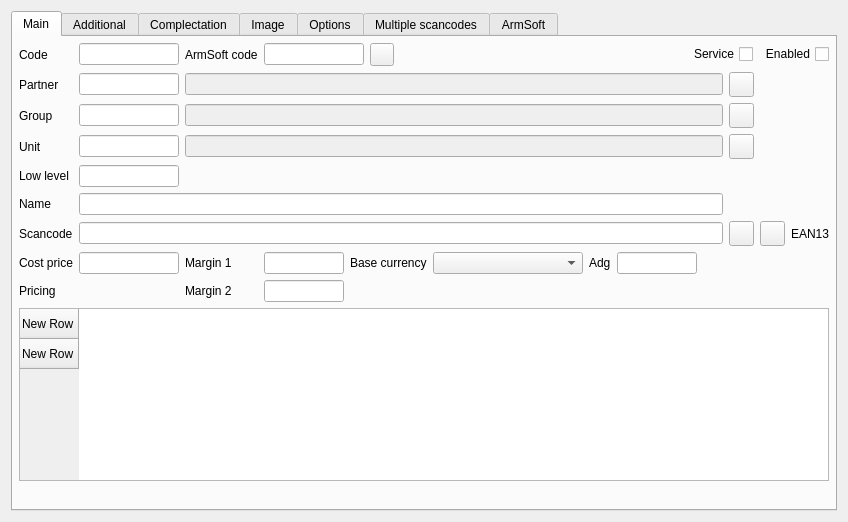
The window that Editors/ce5goods.ui (End1-1/Cafe5) describes before a commit, drawn with Qt 5.
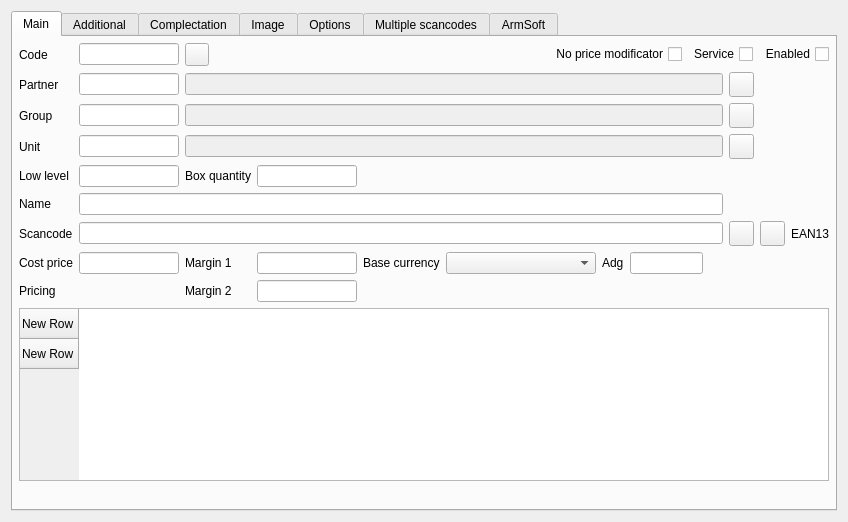
The same window after the commit. The open tabs and pages were chosen to show the change. Icons and pictures are not drawn. Custom widgets are drawn as their Qt base class.

The edit to the form file:
```diff
--- a/Editors/ce5goods.ui
+++ b/Editors/ce5goods.ui
@@ -314,13 +314,6 @@
          </property>
         </widget>
        </item>
-       <item row="0" column="2">
-        <widget class="QLabel" name="label_12">
-         <property name="text">
-          <string>ArmSoft code</string>
-         </property>
-        </widget>
-       </item>
        <item row="6" column="9">
         <widget class="QPushButton" name="btnNewUnit">
          <property name="minimumSize">
@@ -362,45 +355,6 @@
           <property name="bottomMargin">
            <number>0</number>
           </property>
-          <item>
-           <widget class="C5LineEditWithSelector" name="leArmsoftCode">
-            <property name="minimumSize">
-             <size>
-              <width>100</width>
-              <height>0</height>
-             </size>
-            </property>
-            <property name="maximumSize">
-             <size>
-              <width>100</width>
-              <height>16777215</height>
-             </size>
-            </property>
-            <property name="Field" stdset="0">
-             <string>f_ascode</string>
-            </property>
-           </widget>
-          </item>
-          <item>
-           <widget class="QToolButton" name="btnPinLast">
-            <property name="focusPolicy">
-             <enum>Qt::NoFocus</enum>
-            </property>
-            <property name="text">
-             <string/>
-            </property>
-            <property name="icon">
-             <iconset resource="../resources/res.qrc">
-              <normaloff>:/pushpin.png</normaloff>:/pushpin.png</iconset>
-            </property>
-            <property name="checkable">
-             <bool>true</bool>
-            </property>
-            <property name="checked">
-             <bool>false</bool>
-            </property>
-           </widget>
-          </item>
           <item>
            <spacer name="horizontalSpacer_4">
             <property name="orientation">
@@ -414,6 +368,25 @@
             </property>
            </spacer>
           </item>
+          <item>
+           <widget class="C5CheckBox" name="chService_2">
+            <property name="focusPolicy">
+             <enum>Qt::NoFocus</enum>
+            </property>
+            <property name="layoutDirection">
+             <enum>Qt::RightToLeft</enum>
+            </property>
+            <property name="text">
+             <string>No price modificator</string>
+            </property>
+            <property name="Field" stdset="0">
+             <string>f_nospecial_price</string>
+            </property>
+            <property name="Default" stdset="0">
+             <string>0</string>
+            </property>
+           </widget>
+          </item>
           <item>
            <widget class="C5CheckBox" name="chService">
             <property name="focusPolicy">
@@ -710,6 +683,55 @@
          </property>
         </widget>
        </item>
+       <item row="7" column="2">
+        <widget class="QLabel" name="lbLowLevel_3">
+         <property name="text">
+          <string>Box quantity</string>
+         </property>
+        </widget>
+       </item>
+       <item row="7" column="3">
+        <widget class="C5LineEditWithSelector" name="leLowLevel_3">
+         <property name="minimumSize">
+          <size>
+           <width>100</width>
+           <height>0</height>
+          </size>
+         </property>
+         <property name="maximumSize">
+          <size>
+           <width>100</width>
+           <height>16777215</height>
+          </size>
+         </property>
+         <property name="Field" stdset="0">
+          <string>f_qtybox</string>
+         </property>
+         <property name="Type" stdset="0">
+          <number>1</number>
+         </property>
+        </widget>
+       </item>
+       <item row="0" column="2">
+        <widget class="QToolButton" name="btnPinLast">
+         <property name="focusPolicy">
+          <enum>Qt::NoFocus</enum>
+         </property>
+         <property name="text">
+          <string/>
+         </property>
+         <property name="icon">
+          <iconset resource="../resources/res.qrc">
+           <normaloff>:/pushpin.png</normaloff>:/pushpin.png</iconset>
+         </property>
+         <property name="checkable">
+          <bool>true</bool>
+         </property>
+         <property name="checked">
+          <bool>false</bool>
+         </property>
+        </widget>
+       </item>
       </layout>
      </widget>
      <widget class="QWidget" name="tab_6">
@@ -1689,31 +1711,31 @@
   </layout>
  </widget>
  <customwidgets>
+  <customwidget>
+   <class>C5LineEditWithSelector</class>
+   <extends>QLineEdit</extends>
+   <header location="global">c5lineeditwithselector.h</header>
+  </customwidget>
+  <customwidget>
+   <class>C5LineEdit</class>
+   <extends>QLineEdit</extends>
+   <header location="global">c5lineedit.h</header>
+  </customwidget>
   <customwidget>
    <class>C5TableWidget</class>
    <extends>QTableWidget</extends>
    <header location="global">c5tablewidget.h</header>
   </customwidget>
-  <customwidget>
-   <class>C5LineEdit</class>
-   <extends>QLineEdit</extends>
-   <header location="global">c5lineedit.h</header>
-  </customwidget>
-  <customwidget>
-   <class>C5LineEditWithSelector</class>
-   <extends>QLineEdit</extends>
-   <header location="global">c5lineeditwithselector.h</header>
-  </customwidget>
-  <customwidget>
-   <class>C5CheckBox</class>
-   <extends>QCheckBox</extends>
-   <header location="global">c5checkbox.h</header>
-  </customwidget>
   <customwidget>
    <class>C5ComboBox</class>
    <extends>QComboBox</extends>
    <header location="global">c5combobox.h</header>
   </customwidget>
+  <customwidget>
+   <class>C5CheckBox</class>
+   <extends>QCheckBox</extends>
+   <header location="global">c5checkbox.h</header>
+  </customwidget>
  </customwidgets>
  <tabstops>
   <tabstop>leCode</tabstop>
```
Left out of the diff: 13 changed lines with no effect on the pictures.
